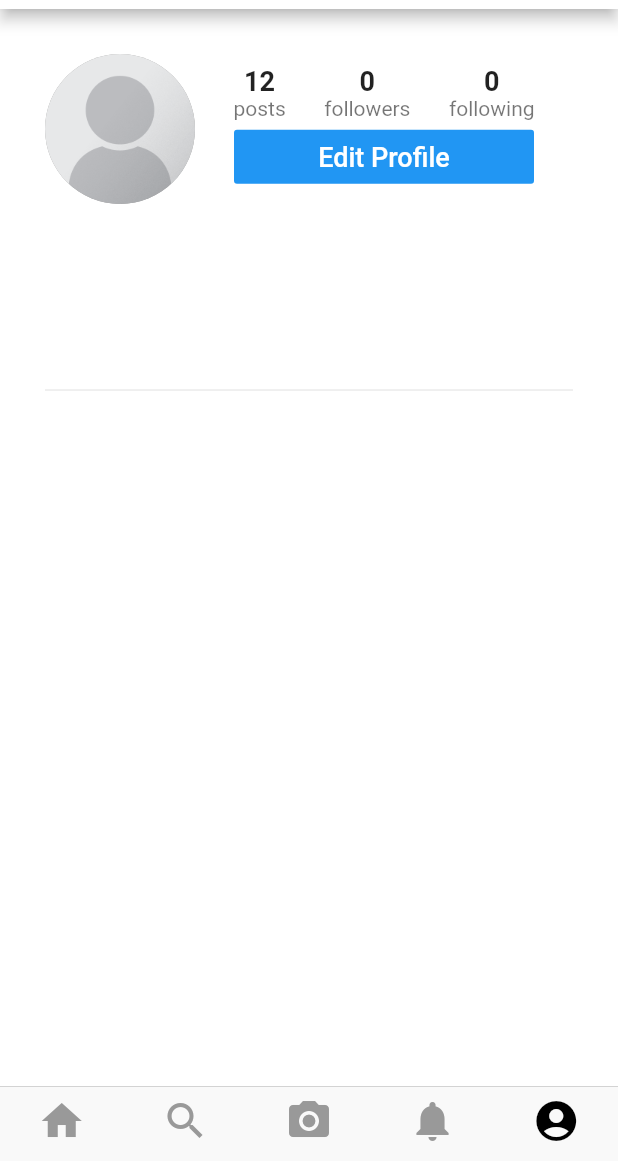
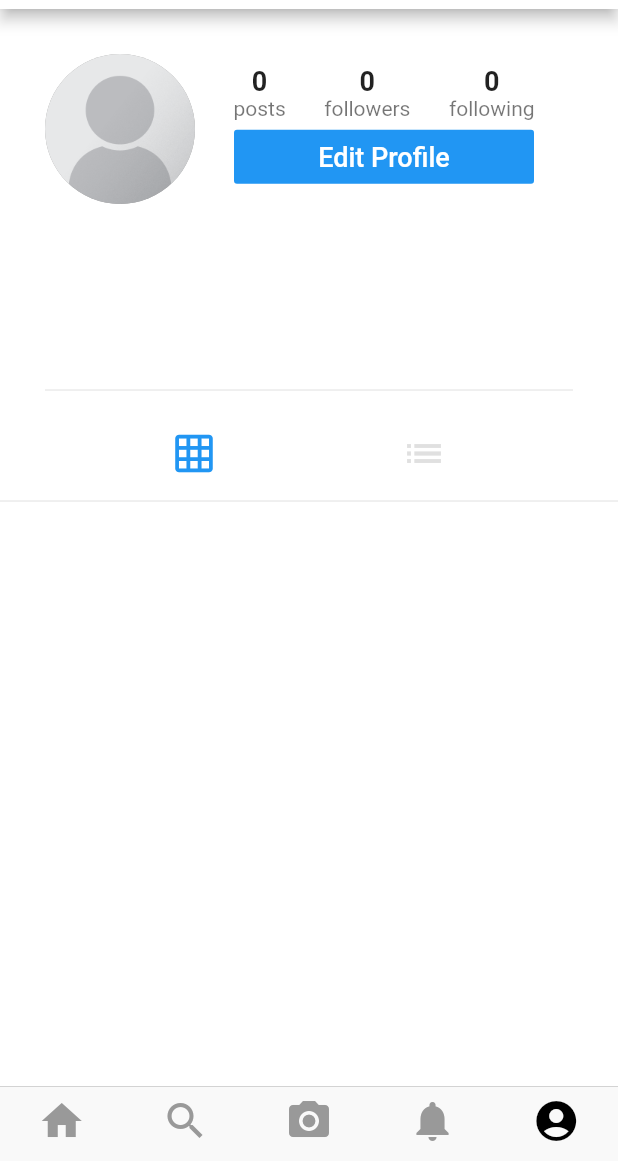
Before and after one commit to yyfMichaelYan/instagram_clone, a Flutter app: the screen it shows once a user with an empty profile is signed in, swiped to page 5, on a phone screen of 412 x 824 dp, the part 75-1236 px from its top. Run offline on Flutter 3.47's test engine with Material 2 defaults, Android fonts, the phone set to English and light mode, and no system bars; our stand-ins replace cached_network_image, cloud_firestore, firebase_auth, firebase_storage, flutter_image_compress, image_cropper and 1 more; accounts and stored records are empty.

Commit message:
profile posts

```diff
--- a/lib/screens/profile_screen.dart
+++ b/lib/screens/profile_screen.dart
@@ -1,10 +1,12 @@
 import 'package:cached_network_image/cached_network_image.dart';
 import 'package:flutter/material.dart';
+import 'package:instagram_clone/models/post_model.dart';
 import 'package:instagram_clone/models/user_data.dart';
 import 'package:instagram_clone/models/user_model.dart';
 import 'package:instagram_clone/screens/edit_profile_screen.dart';
 import 'package:instagram_clone/services/database_service.dart';
 import 'package:instagram_clone/utilities/contants.dart';
+import 'package:instagram_clone/widgets/post_view.dart';
 import 'package:provider/provider.dart';
 
 class ProfileScreen extends StatefulWidget {
@@ -21,9 +23,12 @@ class ProfileScreen extends StatefulWidget {
 }
 
 class _ProfileScreenState extends State<ProfileScreen> {
-  bool isFollowing = false;
-  int followerCount = 0;
-  int followingCount = 0;
+  bool _isFollowing = false;
+  int _followerCount = 0;
+  int _followingCount = 0;
+  List<Post> _posts = [];
+  int _displayPosts = 0; // 0 - grid layout; 1 - column layout
+  User _profileUser;
 
   @override
   void initState() {
@@ -31,32 +36,48 @@ class _ProfileScreenState extends State<ProfileScreen> {
     _setupIsFollowing();
     _setupFollowers();
     _setupFollowing();
+    _setupPosts();
+    _setupProfileUser();
   }
 
   _setupIsFollowing() async {
     bool isFollowingUser = await DatabaseService.isFollowingUser(
         currentUserId: widget.currentUserId, userId: widget.userId);
     setState(() {
-      isFollowing = isFollowingUser;
+      _isFollowing = isFollowingUser;
+    });
+  }
+
+  _setupPosts() async {
+    List<Post> posts = await DatabaseService.getUserPosts(widget.userId);
+    setState(() {
+      _posts = posts;
+    });
+  }
+
+  _setupProfileUser() async {
+    User profileUser = await DatabaseService.getUserWithId(widget.userId);
+    setState(() {
+      _profileUser = profileUser;
     });
   }
 
   _setupFollowers() async {
     int userFollowerCount = await DatabaseService.numFollowers(widget.userId);
     setState(() {
-      followerCount = userFollowerCount;
+      _followerCount = userFollowerCount;
     });
   }
 
   _setupFollowing() async {
     int userFollowingCount = await DatabaseService.numFollowing(widget.userId);
     setState(() {
-      followingCount = userFollowingCount;
+      _followingCount = userFollowingCount;
     });
   }
 
   _followOrUnfollow() {
-    if (isFollowing) {
+    if (_isFollowing) {
       _unfollowUser();
     } else {
       _followUser();
@@ -64,18 +85,20 @@ class _ProfileScreenState extends State<ProfileScreen> {
   }
 
   _unfollowUser() {
-    DatabaseService.unfollowUser(currentUserId: widget.currentUserId, userId: widget.userId);
+    DatabaseService.unfollowUser(
+        currentUserId: widget.currentUserId, userId: widget.userId);
     setState(() {
-      isFollowing = false;
-      followerCount--;
+      _isFollowing = false;
+      _followerCount--;
     });
   }
 
   _followUser() {
-    DatabaseService.followUser(currentUserId: widget.currentUserId, userId: widget.userId);
+    DatabaseService.followUser(
+        currentUserId: widget.currentUserId, userId: widget.userId);
     setState(() {
-      isFollowing = true;
-      followerCount++;
+      _isFollowing = true;
+      _followerCount++;
     });
   }
 
@@ -102,10 +125,10 @@ class _ProfileScreenState extends State<ProfileScreen> {
             width: 200.0,
             child: FlatButton(
               onPressed: _followOrUnfollow,
-              color: isFollowing ? Colors.grey[200] : Colors.blue,
-              textColor: isFollowing ? Colors.black : Colors.white,
+              color: _isFollowing ? Colors.grey[200] : Colors.blue,
+              textColor: _isFollowing ? Colors.black : Colors.white,
               child: Text(
-                isFollowing ? 'Unfollow' : 'Follow',
+                _isFollowing ? 'Unfollow' : 'Follow',
                 style: TextStyle(
                   fontSize: 18.0,
                 ),
@@ -114,26 +137,8 @@ class _ProfileScreenState extends State<ProfileScreen> {
           );
   }
 
-  @override
-  Widget build(BuildContext context) {
-    return Scaffold(
-      appBar: AppBar(
-          backgroundColor: Colors.white,
-          title: Text('Instagram',
-              style: TextStyle(
-                color: Colors.black,
-                fontFamily: 'Billabong',
-                fontSize: 35.0,
-              ))),
-      backgroundColor: Colors.white,
-      body: FutureBuilder(
-        future: usersRef.document(widget.userId).get(),
-        builder: (BuildContext context, AsyncSnapshot snapshot) {
-          if (!snapshot.hasData) {
-            return Center(child: CircularProgressIndicator());
-          }
-          User user = User.fromDoc(snapshot.data);
-          return ListView(
+  _buildProfileInfo(User user) {
+    return Column(
       children: <Widget>[
         Padding(
           padding: EdgeInsets.fromLTRB(30.0, 30.0, 30.0, 0.0),
@@ -155,7 +160,7 @@ class _ProfileScreenState extends State<ProfileScreen> {
                         Column(
                           children: <Widget>[
                             Text(
-                                    '12',
+                              _posts.length.toString(),
                               style: TextStyle(
                                 fontSize: 18.0,
                                 fontWeight: FontWeight.w600,
@@ -170,7 +175,7 @@ class _ProfileScreenState extends State<ProfileScreen> {
                         Column(
                           children: <Widget>[
                             Text(
-                                    followerCount.toString(),
+                              _followerCount.toString(),
                               style: TextStyle(
                                 fontSize: 18.0,
                                 fontWeight: FontWeight.w600,
@@ -185,7 +190,7 @@ class _ProfileScreenState extends State<ProfileScreen> {
                         Column(
                           children: <Widget>[
                             Text(
-                                    followingCount.toString(),
+                              _followingCount.toString(),
                               style: TextStyle(
                                 fontSize: 18.0,
                                 fontWeight: FontWeight.w600,
@@ -236,6 +241,100 @@ class _ProfileScreenState extends State<ProfileScreen> {
         )
       ],
     );
+  }
+
+  _buildToggleButtons() {
+    return Row(
+      mainAxisAlignment: MainAxisAlignment.spaceEvenly,
+      children: <Widget>[
+        IconButton(
+          icon: Icon(Icons.grid_on),
+          iconSize: 30.0,
+          color: _displayPosts == 0
+              ? Theme.of(context).primaryColor
+              : Colors.grey[300],
+          onPressed: () => setState(() {
+            _displayPosts = 0;
+          }),
+        ),
+        IconButton(
+          icon: Icon(Icons.list),
+          iconSize: 30.0,
+          color: _displayPosts == 1
+              ? Theme.of(context).primaryColor
+              : Colors.grey[300],
+          onPressed: () => setState(() {
+            _displayPosts = 1;
+          }),
+        )
+      ],
+    );
+  }
+
+  _buildTilePost(Post post) {
+    return GridTile(
+      child: Image(
+        image: CachedNetworkImageProvider(post.imageUrl),
+        fit: BoxFit.cover,
+      ),
+    );
+  }
+
+  _buildDisplayPosts() {
+    if (_displayPosts == 0) {
+      // Grid view
+      List<GridTile> tiles = [];
+      _posts.forEach((post) => tiles.add(_buildTilePost(post)));
+      return GridView.count(
+        crossAxisCount: 3,
+        childAspectRatio: 1.0,
+        mainAxisSpacing: 2.0,
+        crossAxisSpacing: 2.0,
+        shrinkWrap: true,
+        physics: NeverScrollableScrollPhysics(),
+        children: tiles,
+      );
+    } else {
+      // Column view
+      List<PostView> postViews = [];
+      _posts.forEach((post) => {
+            postViews.add(PostView(
+              currentUserId: widget.currentUserId,
+              post: post,
+              author: _profileUser,
+            ))
+          });
+      return Column(children: postViews);
+    }
+  }
+
+  @override
+  Widget build(BuildContext context) {
+    return Scaffold(
+      appBar: AppBar(
+          backgroundColor: Colors.white,
+          title: Text('Instagram',
+              style: TextStyle(
+                color: Colors.black,
+                fontFamily: 'Billabong',
+                fontSize: 35.0,
+              ))),
+      backgroundColor: Colors.white,
+      body: FutureBuilder(
+        future: usersRef.document(widget.userId).get(),
+        builder: (BuildContext context, AsyncSnapshot snapshot) {
+          if (!snapshot.hasData) {
+            return Center(child: CircularProgressIndicator());
+          }
+          User user = User.fromDoc(snapshot.data);
+          return ListView(
+            children: <Widget>[
+              _buildProfileInfo(user),
+              _buildToggleButtons(),
+              Divider(),
+              _buildDisplayPosts()
+            ],
+          );
         },
       ),
     );
--- a/lib/services/database_service.dart
+++ b/lib/services/database_service.dart
@@ -105,6 +105,17 @@ class DatabaseService {
     return posts;
   }
 
+  static Future<List<Post>> getUserPosts(String userId) async {
+    QuerySnapshot userPostsSnapshot = await postsRef
+        .document(userId)
+        .collection('usersPosts')
+        .orderBy('timestamp', descending: true)
+        .getDocuments();
+    List<Post> posts =
+        userPostsSnapshot.documents.map((doc) => Post.fromDoc(doc)).toList();
+    return posts;
+  }
+
   static Future<User> getUserWithId(String userId) async {
     DocumentSnapshot userDocSnapshot = await usersRef.document(userId).get();
     if (userDocSnapshot.exists) {
```
Also changed, not shown: lib/screens/feed_screen.dart (+6 -102 lines), lib/widgets/post_view.dart (added, +112 -0 lines). Lines whose indentation alone changed are shown as unchanged.
